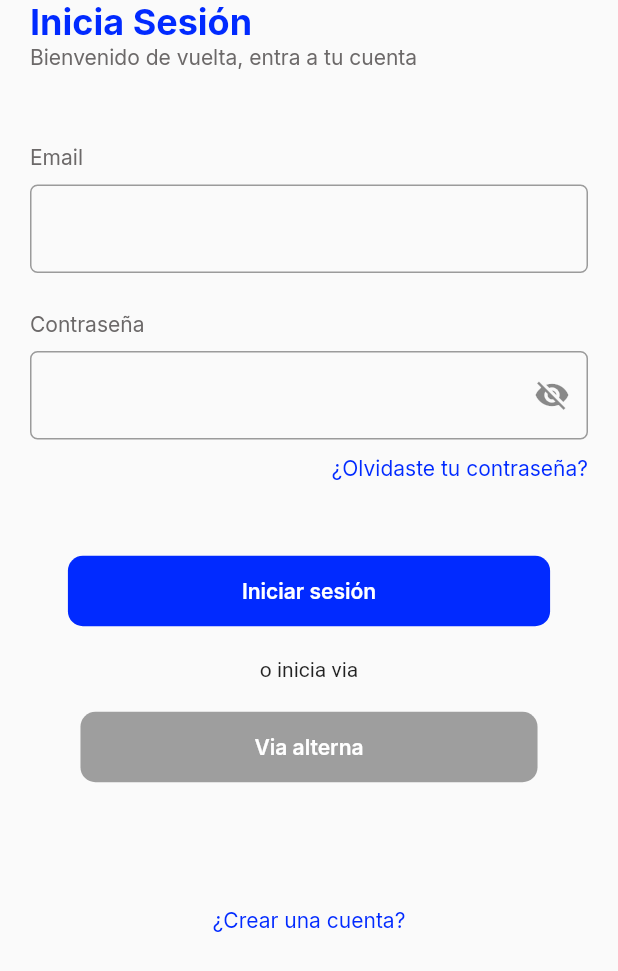
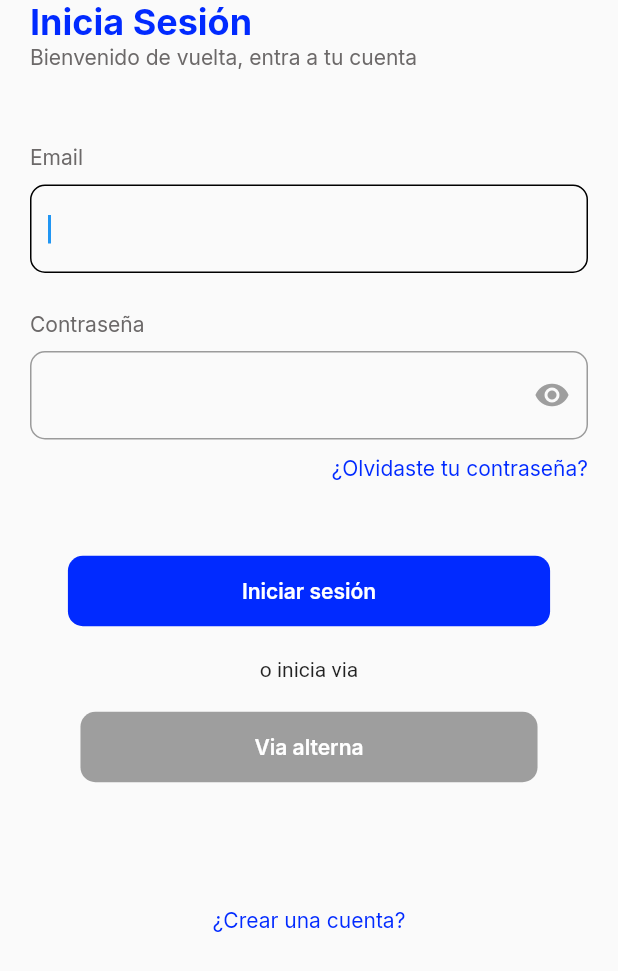
Before and after one commit to OmarGabrielRamirez/mstogo_app, a Flutter app: the screen it shows after launch, on a phone screen of 412 x 824 dp. Shown: the top 971 px of the screen. Run offline on Flutter 3.47's test engine with Material 2 defaults, Android fonts, the phone set to English and light mode, and no system bars; our stand-ins replace get, get_storage, google_fonts.

Commit message:
Terminar el icono de la contraseña. No cambia.

```diff
--- a/lib/screens/login_page.dart
+++ b/lib/screens/login_page.dart
@@ -3,9 +3,14 @@ import 'package:mining_solutions/theme.dart';
 import 'package:mining_solutions/widgets/button_model.dart';
 import 'package:mining_solutions/widgets/text_model.dart';
 
-class LoginPage extends StatelessWidget {
+class LoginPage extends StatefulWidget {
   const LoginPage({Key? key}) : super(key: key);
 
+  @override
+  State<LoginPage> createState() => _LoginPageState();
+}
+
+class _LoginPageState extends State<LoginPage> {
   @override
   Widget build(BuildContext context) {
     final size = MediaQuery.of(context).size;
@@ -36,21 +41,19 @@ class LoginPage extends StatelessWidget {
                   height: 10,
                 ),
                 InputTexts(
-                  obscureText: false,
+                  keyboardType: TextInputType.emailAddress,
                 ),
                 SizedBox(
                   height: 25,
                 ),
-                Text("Contraseña",
-                style: subtitleLoginTextStyle,
+                Text(
+                  "Contraseña",
+                  style: subtitleLoginTextStyle,
                 ),
                 SizedBox(
                   height: 10,
                 ),
-                InputTexts(
-                  icon: Icon(Icons.visibility_off),
-                  obscureText: true,
-                ),
+                PasswordField(),
                 SizedBox(height: 10),
                 Container(
                     alignment: Alignment.topRight,
--- a/lib/screens/second_page.dart
+++ b/lib/screens/second_page.dart
@@ -16,7 +16,6 @@ class SecondPage extends StatelessWidget {
           child: Column(
             children: [
               InputTexts(
-                obscureText: false,
                 icon: Icon(Icons.person),
                 label: "Nombre",
               ),
@@ -24,14 +23,12 @@ class SecondPage extends StatelessWidget {
                 height: 40,
               ),
               InputTexts(
-                obscureText: false,
                 label: "Apellido",
               ),
               SizedBox(
                 height: 40,
               ),
               InputTexts(
-                obscureText: false,
                 label: "Contraseña",
                 icon: Icon(Icons.remove_red_eye_sharp),
               ),
@@ -39,7 +36,6 @@ class SecondPage extends StatelessWidget {
                 height: 40,
               ),
               InputTexts(
-                obscureText: false,
                 label: "Confirmar contraseña",
                 icon: Icon(Icons.lock),
               ),
--- a/lib/widgets/text_model.dart
+++ b/lib/widgets/text_model.dart
@@ -1,34 +1,83 @@
 import 'package:flutter/material.dart';
+import 'package:mining_solutions/theme.dart';
 
 class InputTexts extends StatelessWidget {
   final Color? color;
   final Icon? icon;
   final String? label;
   final String? hintText;
-  final bool? obscureText;
+  final TextInputType? keyboardType;
 
-  const InputTexts(
-      {Key? key,
-      this.color,
-      this.icon,
-      this.label,
-      this.hintText,
-      this.obscureText})
-      : super(key: key);
+  const InputTexts({
+    Key? key,
+    this.color,
+    this.icon,
+    this.label,
+    this.hintText,
+    this.keyboardType,
+  }) : super(key: key);
 
   @override
   Widget build(BuildContext context) {
-    return TextField(
-        style: TextStyle(color: color),
-        obscureText: obscureText as bool,
+    return TextFormField(
+        keyboardType: keyboardType,
+        style: bodyTextStyle,
+        autocorrect: false,
+        autofocus: true,
         decoration: InputDecoration(
             hintText: hintText,
             suffixIcon: icon == null ? null : icon,
             labelText: label,
             labelStyle: TextStyle(color: Colors.black),
             focusedBorder: OutlineInputBorder(
-                borderRadius: BorderRadius.all(Radius.circular(5.0))),
+                borderRadius: BorderRadius.all(Radius.circular(10.0))),
             border: OutlineInputBorder(
-                borderRadius: BorderRadius.all(Radius.circular(5.0)))));
+                borderRadius: BorderRadius.all(Radius.circular(10.0)))));
   }
 }
+//icon == null ? null : icon
+
+class PasswordField extends StatefulWidget {
+  @override
+  State<PasswordField> createState() => _PasswordFieldState();
+}
+
+class _PasswordFieldState extends State<PasswordField> {
+  @override
+  bool _obscureText = true;
+  bool _password = true;
+  Widget build(BuildContext context) {
+    void _toggle() {
+      setState(() {
+        _obscureText = !_obscureText;
+      });
+      void _showPassword() {
+        setState(() {
+          _password = !_password;
+        });
+      }
+    }
+
+    return TextFormField(
+      obscureText: _obscureText,
+      style: bodyTextStyle,
+      autocorrect: false,
+      autofocus: true,
+      decoration: InputDecoration(
+        focusedBorder: OutlineInputBorder(
+            borderRadius: BorderRadius.all(Radius.circular(10))),
+        border: OutlineInputBorder(
+            borderRadius: BorderRadius.all(Radius.circular(10))),
+        suffixIcon: GestureDetector(
+          onTap: () {
+            _toggle();
+          },
+          child: Icon(
+            _password ? Icons.visibility : Icons.visibility_off,
+            color: Colors.grey,
+          ),
+        ),
+      ),
+    );
+  }
+}
```
Also changed, not shown: 1 other file.
